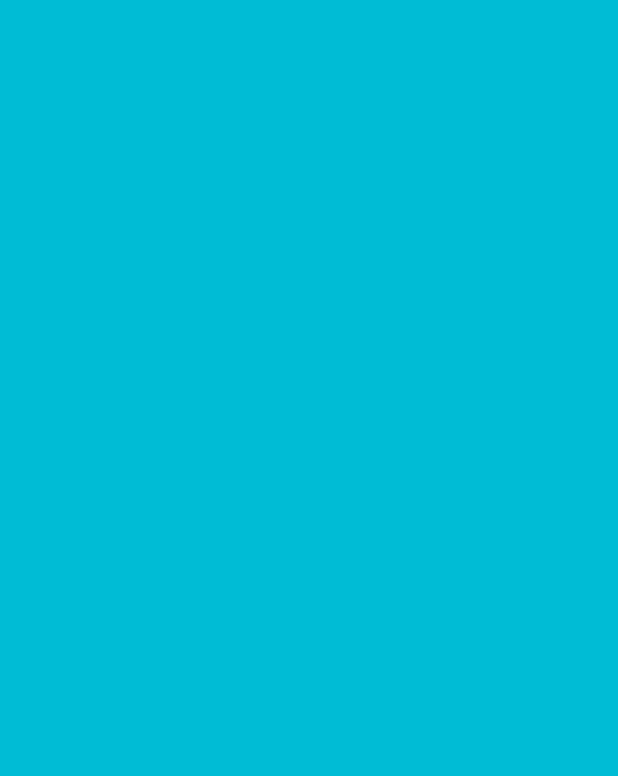
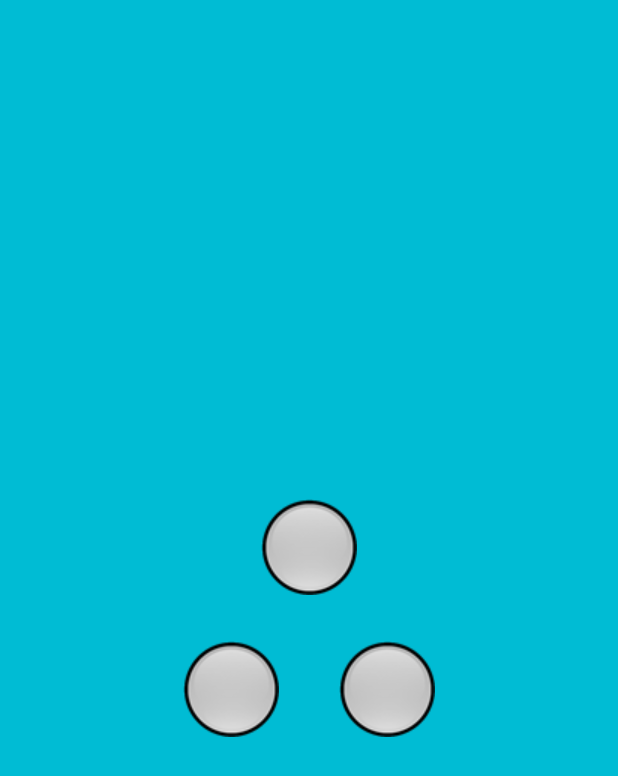
Before and after one commit to lizarragadev/StudyJam_II_Multimedia_Insultador, an Android app: the screen it shows after launch (MainActivity), on a phone screen of 412 x 824 dp. Before the commit the part shown is empty. Shown: the top 776 px of the screen. Run offline under Robolectric (Android 15) with nearby library versions, the phone set to English and light mode, and no system bars.

Commit message:
Generacion de codigo fuente de toda la aplicacion

```diff
--- a/app/src/main/AndroidManifest.xml
+++ b/app/src/main/AndroidManifest.xml
@@ -9,7 +9,8 @@
         android:roundIcon="@mipmap/ic_launcher_round"
         android:supportsRtl="true"
         android:theme="@style/AppTheme">
-        <activity android:name=".MainActivity">
+        <activity android:name=".MainActivity"
+            android:screenOrientation="portrait">
             <intent-filter>
                 <action android:name="android.intent.action.MAIN" />
 
--- a/app/src/main/java/com/miramicodigo/studyjam_ii_multimedia_insultador/MainActivity.java
+++ b/app/src/main/java/com/miramicodigo/studyjam_ii_multimedia_insultador/MainActivity.java
@@ -1,14 +1,80 @@
 package com.miramicodigo.studyjam_ii_multimedia_insultador;
 
+import android.annotation.TargetApi;
+import android.media.AudioAttributes;
+import android.media.AudioManager;
+import android.media.SoundPool;
+import android.os.Build;
 import android.support.v7.app.AppCompatActivity;
 import android.os.Bundle;
+import android.view.View;
 
 public class MainActivity extends AppCompatActivity {
+
+    private SoundPool spIdiota, spCallate, spVeteAlDiablo;
+    private int resIdiota, resCallate, resVeteAlDiablo;
 
     @Override
     protected void onCreate(Bundle savedInstanceState) {
         super.onCreate(savedInstanceState);
         getSupportActionBar().hide();
         setContentView(R.layout.activity_main);
+        createSoundPool();
+    }
+
+    private void createSoundPool() {
+        if (Build.VERSION.SDK_INT >= Build.VERSION_CODES.LOLLIPOP) {
+            createNewSoundPool();
+        } else {
+            createOldSoundPool();
+        }
+    }
+
+    @TargetApi(Build.VERSION_CODES.LOLLIPOP)
+    protected void createNewSoundPool(){
+        AudioAttributes attributes = new AudioAttributes.Builder()
+                .setUsage(AudioAttributes.USAGE_GAME)
+                .setContentType(AudioAttributes.CONTENT_TYPE_SONIFICATION)
+                .build();
+        spIdiota = new SoundPool.Builder()
+                .setAudioAttributes(attributes)
+                .build();
+        spCallate = new SoundPool.Builder()
+                .setAudioAttributes(attributes)
+                .build();
+        spVeteAlDiablo = new SoundPool.Builder()
+                .setAudioAttributes(attributes)
+                .build();
+        chargeSoundPool();
+    }
+
+    @SuppressWarnings("deprecation")
+    protected void createOldSoundPool(){
+        spIdiota = new SoundPool(15,AudioManager.STREAM_MUSIC,0);
+        spCallate = new SoundPool(10,AudioManager.STREAM_MUSIC,0);
+        spVeteAlDiablo = new SoundPool(12,AudioManager.STREAM_MUSIC,0);
+        chargeSoundPool();
+    }
+
+    public void chargeSoundPool() {
+        resIdiota = spIdiota.load(getApplicationContext(), R.raw.idiota, 1);
+        resCallate = spCallate.load(getApplicationContext(), R.raw.callate, 1);
+        resVeteAlDiablo = spVeteAlDiablo.load(getApplicationContext(), R.raw.vete_al_diablo, 1);
+    }
+
+    public void idiota(View v) {
+        if (resIdiota != 0){
+            spIdiota.play(resIdiota, 1, 1, 0, 0, 1);
+        }
+    }
+    public void callate(View v) {
+        if (resCallate != 0){
+            spCallate.play(resCallate, 1, 1, 0, 0, 1);
+        }
+    }
+    public void veteAlDiablo(View v) {
+        if (resVeteAlDiablo != 0){
+            spVeteAlDiablo.play(resVeteAlDiablo, 1, 1, 0, 0, 1);
+        }
     }
 }
--- a/app/src/main/res/layout/activity_main.xml
+++ b/app/src/main/res/layout/activity_main.xml
@@ -9,4 +9,40 @@
     android:background="@color/colorAccent"
     tools:context="com.miramicodigo.studyjam_ii_multimedia_insultador.MainActivity">
 
+    <RelativeLayout
+        android:layout_width="match_parent"
+        android:layout_height="0dp"
+        android:layout_weight="1"
+        android:gravity="center_horizontal">
+        <ImageView
+            android:layout_width="wrap_content"
+            android:layout_height="wrap_content"
+            android:background="@drawable/boton_circulo"
+            android:layout_alignParentBottom="true"
+            android:layout_marginBottom="15dp"
+            android:onClick="idiota"/>
+    </RelativeLayout>
+    <LinearLayout
+        android:layout_width="match_parent"
+        android:layout_height="0dp"
+        android:layout_weight="1"
+        android:orientation="horizontal"
+        android:gravity="center_horizontal">
+        <ImageView
+            android:layout_width="wrap_content"
+            android:layout_height="wrap_content"
+            android:background="@drawable/boton_circulo"
+            android:layout_marginTop="15dp"
+            android:layout_marginRight="20dp"
+            android:onClick="callate"/>
+        <ImageView
+            android:layout_width="wrap_content"
+            android:layout_height="wrap_content"
+            android:background="@drawable/boton_circulo"
+            android:layout_marginTop="15dp"
+            android:layout_marginLeft="20dp"
+            android:onClick="veteAlDiablo"/>
+    </LinearLayout>
+
+
 </LinearLayout>
```
